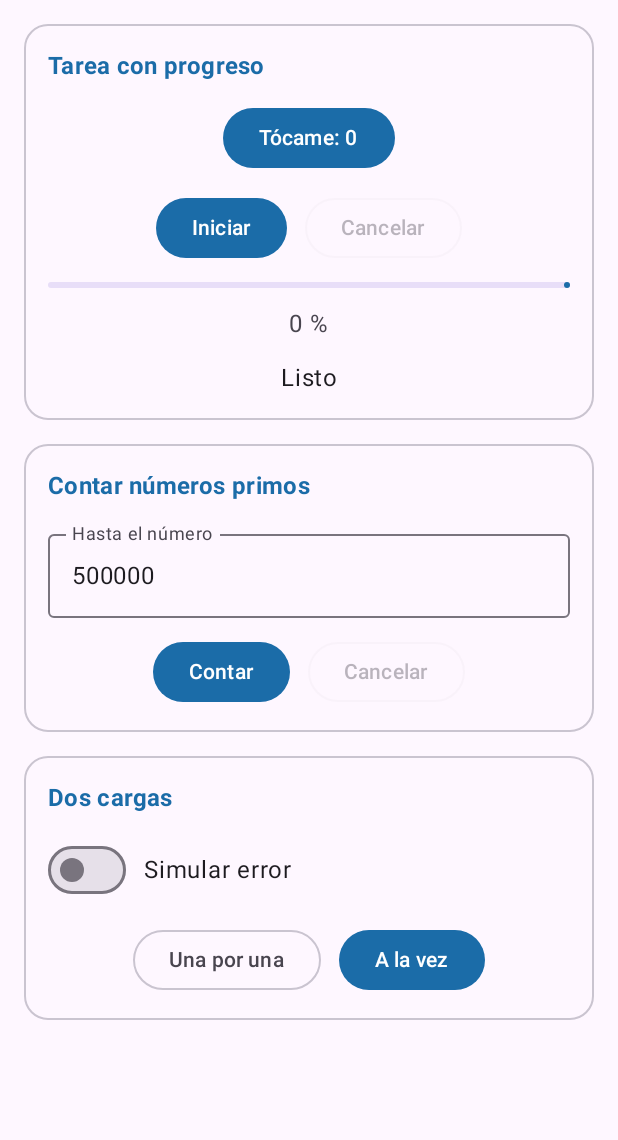
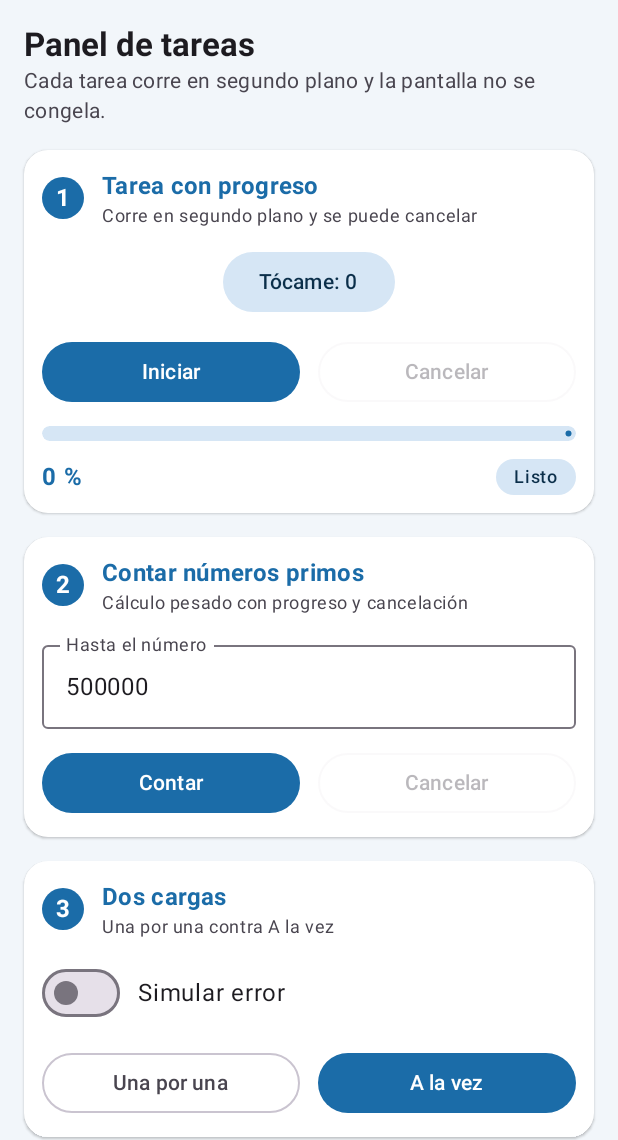
Before and after one commit to mtl-124/CentroTareas, an Android app built with Jetpack Compose: the screen it shows after launch (MainActivity), on a phone screen of 412 x 824 dp, the part 96-1236 px from its top. Run offline under Robolectric (Android 15) with nearby library versions, the phone set to English and light mode, and no system bars.

Commit message:
style(ui): rediseña la pantalla con Material 3

```diff
--- a/app/src/main/java/com/lajara/centrotareas/ui/PantallaTareas.kt
+++ b/app/src/main/java/com/lajara/centrotareas/ui/PantallaTareas.kt
@@ -1,22 +1,27 @@
 package com.lajara.centrotareas.ui
 
-import androidx.compose.foundation.BorderStroke
 import androidx.compose.foundation.layout.Arrangement
+import androidx.compose.foundation.layout.Box
 import androidx.compose.foundation.layout.Column
 import androidx.compose.foundation.layout.ColumnScope
 import androidx.compose.foundation.layout.Row
 import androidx.compose.foundation.layout.fillMaxSize
 import androidx.compose.foundation.layout.fillMaxWidth
+import androidx.compose.foundation.layout.height
 import androidx.compose.foundation.layout.padding
+import androidx.compose.foundation.layout.size
 import androidx.compose.foundation.rememberScrollState
+import androidx.compose.foundation.shape.CircleShape
 import androidx.compose.foundation.shape.RoundedCornerShape
 import androidx.compose.foundation.text.KeyboardOptions
 import androidx.compose.foundation.verticalScroll
 import androidx.compose.material3.Button
-import androidx.compose.material3.Card
+import androidx.compose.material3.ButtonDefaults
 import androidx.compose.material3.CardDefaults
 import androidx.compose.material3.CircularProgressIndicator
+import androidx.compose.material3.ElevatedCard
 import androidx.compose.material3.ExperimentalMaterial3Api
+import androidx.compose.material3.FilledTonalButton
 import androidx.compose.material3.LinearProgressIndicator
 import androidx.compose.material3.MaterialTheme
 import androidx.compose.material3.OutlinedButton
@@ -36,6 +41,7 @@ import androidx.compose.runtime.saveable.rememberSaveable
 import androidx.compose.runtime.setValue
 import androidx.compose.ui.Alignment
 import androidx.compose.ui.Modifier
+import androidx.compose.ui.draw.clip
 import androidx.compose.ui.graphics.Color
 import androidx.compose.ui.text.font.FontWeight
 import androidx.compose.ui.text.input.KeyboardType
@@ -65,6 +71,7 @@ fun PantallaTareas(
     var hastaUsado by rememberSaveable { mutableIntStateOf(0) }
 
     Scaffold(
+        containerColor = Color(0xFFF2F6FA),
         topBar = {
             TopAppBar(
                 title = {
@@ -89,46 +96,92 @@ fun PantallaTareas(
                 .padding(16.dp),
             verticalArrangement = Arrangement.spacedBy(16.dp)
         ) {
-            TarjetaTarea("Tarea con progreso") {
-                Button(
+            Column {
+                Text(
+                    text = "Panel de tareas",
+                    style = MaterialTheme.typography.titleLarge,
+                    fontWeight = FontWeight.Bold,
+                    color = MaterialTheme.colorScheme.onSurface
+                )
+                Text(
+                    text = "Cada tarea corre en segundo plano y la pantalla no se congela.",
+                    style = MaterialTheme.typography.bodyMedium,
+                    color = MaterialTheme.colorScheme.onSurfaceVariant
+                )
+            }
+
+            TarjetaTarea(
+                numero = "1",
+                titulo = "Tarea con progreso",
+                descripcion = "Corre en segundo plano y se puede cancelar"
+            ) {
+                FilledTonalButton(
                     onClick = { toques++ },
+                    colors = ButtonDefaults.filledTonalButtonColors(
+                        containerColor = Color(0xFFD6E6F5),
+                        contentColor = Color(0xFF0B2F4A)
+                    ),
                     modifier = Modifier.align(Alignment.CenterHorizontally)
                 ) {
                     Text("Tócame: $toques")
                 }
                 Row(
-                    modifier = Modifier.align(Alignment.CenterHorizontally),
+                    modifier = Modifier.fillMaxWidth(),
                     horizontalArrangement = Arrangement.spacedBy(12.dp)
                 ) {
                     Button(
                         onClick = { vm.tareaLarga() },
-                        enabled = !corriendo
+                        enabled = !corriendo,
+                        modifier = Modifier.weight(1f)
                     ) {
                         Text("Iniciar")
                     }
                     OutlinedButton(
                         onClick = { vm.cancelar() },
-                        enabled = corriendo
+                        enabled = corriendo,
+                        modifier = Modifier.weight(1f)
                     ) {
                         Text("Cancelar")
                     }
                 }
                 LinearProgressIndicator(
                     progress = { progreso },
-                    modifier = Modifier.fillMaxWidth()
+                    modifier = Modifier
+                        .fillMaxWidth()
+                        .height(10.dp)
+                        .clip(RoundedCornerShape(5.dp)),
+                    trackColor = Color(0xFFD6E6F5)
                 )
+                Row(
+                    modifier = Modifier.fillMaxWidth(),
+                    horizontalArrangement = Arrangement.SpaceBetween,
+                    verticalAlignment = Alignment.CenterVertically
+                ) {
                     Text(
                         text = "${(progreso * 100).toInt()} %",
-                    color = MaterialTheme.colorScheme.onSurfaceVariant,
-                    modifier = Modifier.align(Alignment.CenterHorizontally)
+                        fontWeight = FontWeight.Bold,
+                        color = MaterialTheme.colorScheme.primary
                     )
+                    Surface(
+                        shape = CircleShape,
+                        color = Color(0xFFD6E6F5)
+                    ) {
                         Text(
                             text = mensaje,
-                    modifier = Modifier.align(Alignment.CenterHorizontally)
+                            color = Color(0xFF0B2F4A),
+                            modifier = Modifier.padding(horizontal = 12.dp, vertical = 4.dp),
+                            style = MaterialTheme.typography.labelMedium,
+                            fontWeight = FontWeight.Medium
                         )
                     }
+                }
+            }
 
-            TarjetaTarea("Contar números primos") {
+            TarjetaTarea(
+                numero = "2",
+                titulo = "Contar números primos",
+                descripcion = "Cálculo pesado con progreso y cancelación"
+            ) {
                 OutlinedTextField(
                     value = texto,
                     onValueChange = { texto = it.filter { c -> c.isDigit() } },
@@ -138,7 +191,7 @@ fun PantallaTareas(
                     modifier = Modifier.fillMaxWidth()
                 )
                 Row(
-                    modifier = Modifier.align(Alignment.CenterHorizontally),
+                    modifier = Modifier.fillMaxWidth(),
                     horizontalArrangement = Arrangement.spacedBy(12.dp)
                 ) {
                     Button(
@@ -149,13 +202,15 @@ fun PantallaTareas(
                                 vm.contar(n)
                             }
                         },
-                        enabled = primos !is PrimosUi.Calculando
+                        enabled = primos !is PrimosUi.Calculando,
+                        modifier = Modifier.weight(1f)
                     ) {
                         Text("Contar")
                     }
                     OutlinedButton(
                         onClick = { vm.cancelarPrimos() },
-                        enabled = primos is PrimosUi.Calculando
+                        enabled = primos is PrimosUi.Calculando,
+                        modifier = Modifier.weight(1f)
                     ) {
                         Text("Cancelar")
                     }
@@ -165,7 +220,11 @@ fun PantallaTareas(
                     is PrimosUi.Calculando -> {
                         LinearProgressIndicator(
                             progress = { avancePrimos },
-                            modifier = Modifier.fillMaxWidth()
+                            modifier = Modifier
+                                .fillMaxWidth()
+                                .height(10.dp)
+                                .clip(RoundedCornerShape(5.dp)),
+                            trackColor = Color(0xFFD6E6F5)
                         )
                         Text(
                             text = "Calculando... ${(avancePrimos * 100).toInt()} %",
@@ -177,17 +236,7 @@ fun PantallaTareas(
                         text = "Cancelado",
                         modifier = Modifier.align(Alignment.CenterHorizontally)
                     )
-                    is PrimosUi.Listo -> Surface(
-                        modifier = Modifier.fillMaxWidth(),
-                        color = Color(0xFFE3F1E0),
-                        shape = RoundedCornerShape(12.dp)
-                    ) {
-                        Column(
-                            modifier = Modifier
-                                .fillMaxWidth()
-                                .padding(12.dp),
-                            horizontalAlignment = Alignment.CenterHorizontally
-                        ) {
+                    is PrimosUi.Listo -> RecuadroResultado(esError = false) {
                         Text(
                             text = "Primos hasta $hastaUsado: ${p.cantidad}",
                             fontWeight = FontWeight.Bold,
@@ -201,9 +250,12 @@ fun PantallaTareas(
                     }
                 }
             }
-            }
 
-            TarjetaTarea("Dos cargas") {
+            TarjetaTarea(
+                numero = "3",
+                titulo = "Dos cargas",
+                descripcion = "Una por una contra A la vez"
+            ) {
                 Row(
                     verticalAlignment = Alignment.CenterVertically,
                     horizontalArrangement = Arrangement.spacedBy(12.dp)
@@ -215,38 +267,38 @@ fun PantallaTareas(
                     Text("Simular error")
                 }
                 Row(
-                    modifier = Modifier.align(Alignment.CenterHorizontally),
+                    modifier = Modifier.fillMaxWidth(),
                     horizontalArrangement = Arrangement.spacedBy(12.dp)
                 ) {
                     OutlinedButton(
                         onClick = { vm.cargarUnaPorUna() },
-                        enabled = carga !is CargaUi.Cargando
+                        enabled = carga !is CargaUi.Cargando,
+                        modifier = Modifier.weight(1f)
                     ) {
                         Text("Una por una")
                     }
                     Button(
                         onClick = { vm.cargarALaVez() },
-                        enabled = carga !is CargaUi.Cargando
+                        enabled = carga !is CargaUi.Cargando,
+                        modifier = Modifier.weight(1f)
                     ) {
                         Text("A la vez")
                     }
                 }
                 when (val c = carga) {
                     is CargaUi.Inicial -> {}
-                    is CargaUi.Cargando -> CircularProgressIndicator(
-                        modifier = Modifier.align(Alignment.CenterHorizontally)
+                    is CargaUi.Cargando -> Column(
+                        modifier = Modifier.fillMaxWidth(),
+                        horizontalAlignment = Alignment.CenterHorizontally,
+                        verticalArrangement = Arrangement.spacedBy(8.dp)
+                    ) {
+                        CircularProgressIndicator()
+                        Text(
+                            text = "Cargando...",
+                            color = MaterialTheme.colorScheme.onSurfaceVariant
                         )
-                    is CargaUi.Exito -> Surface(
-                        modifier = Modifier.fillMaxWidth(),
-                        color = Color(0xFFE3F1E0),
-                        shape = RoundedCornerShape(12.dp)
-                    ) {
-                        Column(
-                            modifier = Modifier
-                                .fillMaxWidth()
-                                .padding(12.dp),
-                            horizontalAlignment = Alignment.CenterHorizontally
-                        ) {
+                    }
+                    is CargaUi.Exito -> RecuadroResultado(esError = false) {
                         Text(
                             text = "Modo: ${c.modo}",
                             fontWeight = FontWeight.Bold,
@@ -265,20 +317,13 @@ fun PantallaTareas(
                             color = Color(0xFF1B5E20)
                         )
                     }
-                    }
                     is CargaUi.Error -> {
-                        Surface(
-                            modifier = Modifier.fillMaxWidth(),
-                            color = Color(0xFFFBE3E3),
-                            shape = RoundedCornerShape(12.dp)
-                        ) {
+                        RecuadroResultado(esError = true) {
                             Text(
                                 text = c.mensaje,
                                 color = Color(0xFFB3261E),
                                 textAlign = TextAlign.Center,
-                                modifier = Modifier
-                                    .fillMaxWidth()
-                                    .padding(12.dp)
+                                modifier = Modifier.fillMaxWidth()
                             )
                         }
                         OutlinedButton(
@@ -291,6 +336,17 @@ fun PantallaTareas(
                 }
 
                 if (tiempos.unaPorUna.isNotEmpty() || tiempos.aLaVez.isNotEmpty()) {
+                    Surface(
+                        modifier = Modifier.fillMaxWidth(),
+                        color = Color(0xFFF2F6FA),
+                        shape = RoundedCornerShape(12.dp)
+                    ) {
+                        Column(
+                            modifier = Modifier
+                                .fillMaxWidth()
+                                .padding(12.dp),
+                            verticalArrangement = Arrangement.spacedBy(8.dp)
+                        ) {
                             Text(
                                 text = "Comparación de tiempos",
                                 style = MaterialTheme.typography.titleSmall,
@@ -345,33 +401,82 @@ fun PantallaTareas(
                 }
             }
         }
+    }
+}
 
 @Composable
 private fun TarjetaTarea(
+    numero: String,
     titulo: String,
+    descripcion: String,
     contenido: @Composable ColumnScope.() -> Unit = {}
 ) {
-    Card(
+    ElevatedCard(
         modifier = Modifier.fillMaxWidth(),
         shape = RoundedCornerShape(16.dp),
-        colors = CardDefaults.cardColors(
-            containerColor = MaterialTheme.colorScheme.surface
-        ),
-        border = BorderStroke(1.dp, MaterialTheme.colorScheme.outlineVariant)
+        colors = CardDefaults.elevatedCardColors(
+            containerColor = Color.White
+        )
     ) {
         Column(
             modifier = Modifier
                 .fillMaxWidth()
-                .padding(16.dp),
+                .padding(12.dp),
             verticalArrangement = Arrangement.spacedBy(12.dp)
         ) {
+            Row(
+                verticalAlignment = Alignment.CenterVertically,
+                horizontalArrangement = Arrangement.spacedBy(12.dp)
+            ) {
+                Surface(
+                    shape = CircleShape,
+                    color = MaterialTheme.colorScheme.primary,
+                    modifier = Modifier.size(28.dp)
+                ) {
+                    Box(contentAlignment = Alignment.Center) {
+                        Text(
+                            text = numero,
+                            color = Color.White,
+                            fontWeight = FontWeight.Bold
+                        )
+                    }
+                }
+                Column {
                     Text(
                         text = titulo,
                         style = MaterialTheme.typography.titleMedium,
                         fontWeight = FontWeight.Bold,
                         color = MaterialTheme.colorScheme.primary
                     )
+                    Text(
+                        text = descripcion,
+                        style = MaterialTheme.typography.bodySmall,
+                        color = MaterialTheme.colorScheme.onSurfaceVariant
+                    )
+                }
+            }
             contenido()
         }
     }
 }
+
+@Composable
+private fun RecuadroResultado(
+    esError: Boolean,
+    contenido: @Composable ColumnScope.() -> Unit
+) {
+    Surface(
+        modifier = Modifier.fillMaxWidth(),
+        color = if (esError) Color(0xFFFBE3E3) else Color(0xFFE3F1E0),
+        shape = RoundedCornerShape(12.dp)
+    ) {
+        Column(
+            modifier = Modifier
+                .fillMaxWidth()
+                .padding(12.dp),
+            horizontalAlignment = Alignment.CenterHorizontally,
+            verticalArrangement = Arrangement.spacedBy(4.dp),
+            content = contenido
+        )
+    }
+}
```
Lines whose indentation alone changed are shown as unchanged.
